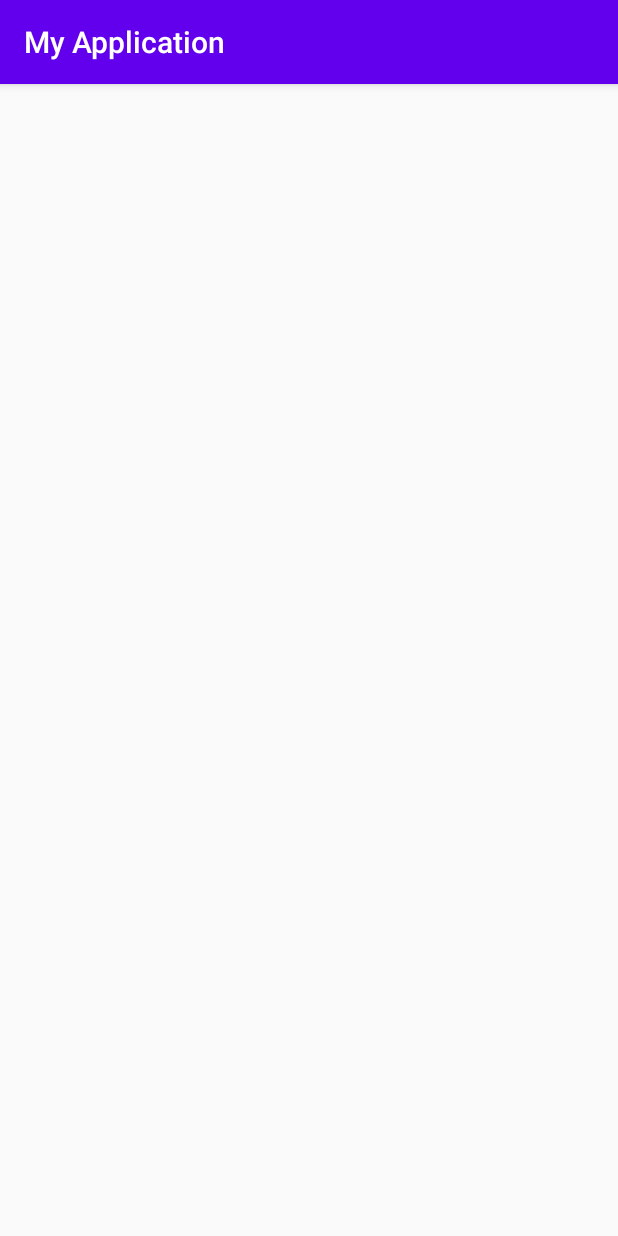
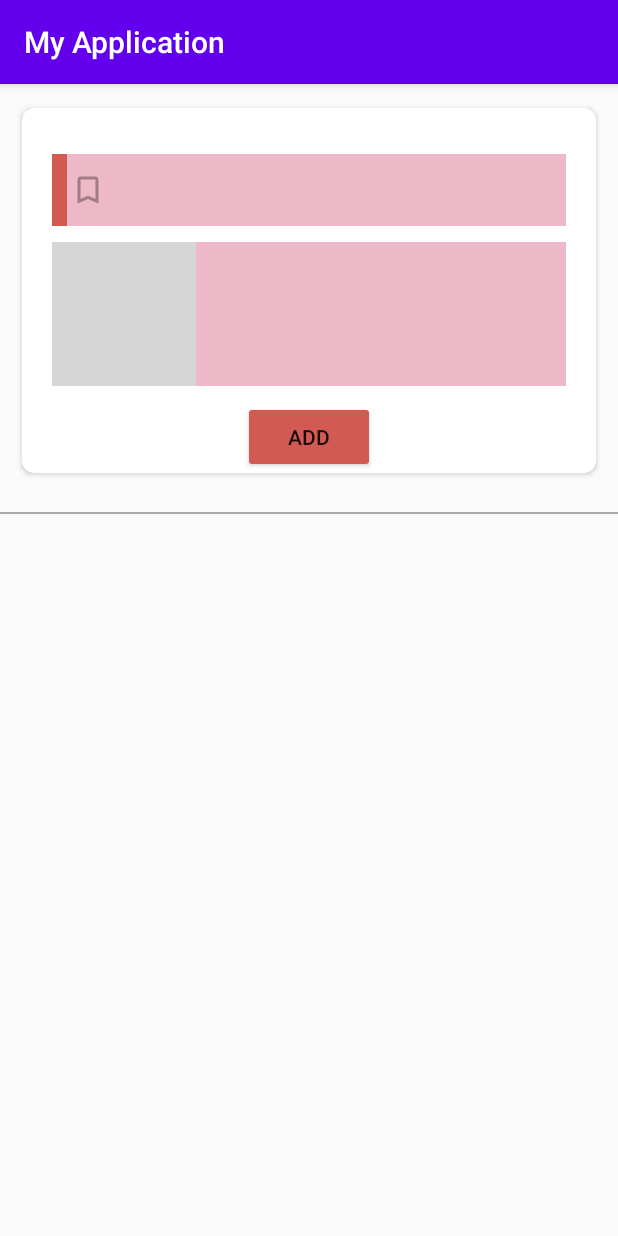
Before and after one commit to LinaRise/VKR_public, an Android app: the SetViewActivity screen opened directly, with no data from a screen before it, on a phone screen of 412 x 824 dp. Run offline under Robolectric (Android 15) with nearby library versions, the phone set to English and light mode, and no system bars; grey boxes are pictures that could not be loaded.

Commit message:
edit set info and update set list view

```diff
--- a/app/src/main/java/com/example/myapplication/database/repo/SettRepo.kt
+++ b/app/src/main/java/com/example/myapplication/database/repo/SettRepo.kt
@@ -15,7 +15,7 @@ class SettRepo(val dbhelper: DBHelper) : IRepository<Sett> {
     lateinit var db: SQLiteDatabase
     override fun create(entity: Sett): Long {
         db = dbhelper.writableDatabase
-        db.setTransactionSuccessful()
+        db.beginTransaction()
         var id = -1L
         try {
             val cv = ContentValues()
--- a/app/src/main/java/com/example/myapplication/database/repo/WordRepo.kt
+++ b/app/src/main/java/com/example/myapplication/database/repo/word/WordRepo.kt
@@ -1,12 +1,13 @@
-package com.example.myapplication.database.repo
+package com.example.myapplication.database.repo.word
 
 import android.content.ContentValues
 import android.database.sqlite.SQLiteDatabase
 import com.example.myapplication.database.DBHelper
 import com.example.myapplication.database.TablesAndColumns
+import com.example.myapplication.database.repo.IRepository
 import com.example.myapplication.entity.Word
 
-class WordRepo(val dbhelper: DBHelper):IRepository<Word> {
+class WordRepo(val dbhelper: DBHelper): IRepository<Word> {
     lateinit var db: SQLiteDatabase
     override fun create(entity: Word): Long {
         db = dbhelper.writableDatabase
--- a/app/src/main/java/com/example/myapplication/ui/list/ListPagePresenter.kt
+++ b/app/src/main/java/com/example/myapplication/ui/list/ListPagePresenter.kt
@@ -1,8 +1,7 @@
 package com.example.myapplication.ui.list
 
-import android.util.Log
 import com.example.myapplication.database.DBHelper
-import com.example.myapplication.database.repo.LanguageRepo
+import com.example.myapplication.database.repo.language.LanguageRepo
 import com.example.myapplication.database.repo.SettRepo
 import com.example.myapplication.entity.Sett
 
@@ -16,7 +15,6 @@ class ListPagePresenter(view: IListPageView, dbhelper: DBHelper) {
     fun loadData() {
         //обращение к бд
         val setList = mSettRepo.getAll()
-
 
         if (setList != null) {
             var languagesList = LinkedHashMap <Sett, List<String>>()
--- /dev/null
+++ b/app/src/main/java/com/example/myapplication/ui/setCreate/ISetInputData.kt
@@ -0,0 +1,5 @@
+package com.example.myapplication.ui.setCreate
+
+interface ISetInputData {
+    fun onInputedData(list:ArrayList<String>)
+}
--- a/app/src/main/java/com/example/myapplication/ui/setCreate/SetUpDialog.kt
+++ b/app/src/main/java/com/example/myapplication/ui/setCreate/SetUpDialog.kt
@@ -15,8 +15,7 @@ import com.example.myapplication.R
 class SetUpDialog : AppCompatDialogFragment() {
 
     companion object {
-        private val LANGAUGES = arrayListOf<String>("Russian", "English", "Chinese", "German")
-
+        private val LANGAUGES = arrayListOf<String>("Russian", "English", "French", "German","Czech")
     }
 
     private var editTextTitle: EditText? = null
@@ -50,7 +49,7 @@ class SetUpDialog : AppCompatDialogFragment() {
             requireContext(), R.array.available_translation_languages, android.R.layout.simple_list_item_1)
         editTextInputLang!!.setAdapter(adapter)
         editTextOutputLang!!.setAdapter(adapter)
-        return alertDialogBuilder.create();
+        return alertDialogBuilder.create()
 
 
     }
--- a/app/src/main/java/com/example/myapplication/ui/setView/SetViewActivity.kt
+++ b/app/src/main/java/com/example/myapplication/ui/setView/SetViewActivity.kt
@@ -8,5 +8,6 @@ class SetViewActivity : AppCompatActivity() {
     override fun onCreate(savedInstanceState: Bundle?) {
         super.onCreate(savedInstanceState)
         setContentView(R.layout.activity_set_view)
+
     }
 }
--- /dev/null
+++ b/app/src/main/java/com/example/myapplication/ui/setView/SetViewPresenter.kt
@@ -0,0 +1,4 @@
+package com.example.myapplication.ui.setView
+
+class SetViewPresenter {
+}
--- a/app/src/main/res/layout/activity_set_view.xml
+++ b/app/src/main/res/layout/activity_set_view.xml
@@ -1,9 +1,97 @@
 <?xml version="1.0" encoding="utf-8"?>
-<androidx.constraintlayout.widget.ConstraintLayout xmlns:android="http://schemas.android.com/apk/res/android"
+<LinearLayout xmlns:android="http://schemas.android.com/apk/res/android"
     xmlns:app="http://schemas.android.com/apk/res-auto"
-    xmlns:tools="http://schemas.android.com/tools"
+
     android:layout_width="match_parent"
     android:layout_height="match_parent"
-    tools:context=".ui.setView.SetViewActivity">
+    android:orientation="vertical"
+    >
 
-</androidx.constraintlayout.widget.ConstraintLayout>
+    <androidx.cardview.widget.CardView
+        xmlns:card_view="http://schemas.android.com/tools"
+        android:id="@+id/word_add_cardview"
+        android:layout_width="match_parent"
+        android:layout_height="wrap_content"
+        android:layout_margin="10dp"
+        app:cardCornerRadius="8dp"
+        card_view:contentPadding="10dp"
+        app:cardElevation="2dp"
+        app:cardUseCompatPadding="true">
+
+
+
+        <LinearLayout
+            android:layout_marginLeft="20dp"
+            android:layout_marginTop="20dp"
+            android:layout_marginRight="20dp"
+            android:layout_width="match_parent"
+            android:layout_height="match_parent"
+            android:orientation="vertical">
+
+            <com.google.android.material.textfield.TextInputLayout
+                android:layout_width="match_parent"
+                android:layout_height="wrap_content"
+                app:endIconMode="clear_text"
+                app:startIconDrawable="@drawable/ic_term">
+
+                <com.google.android.material.textfield.TextInputEditText
+                    android:id="@+id/original_input"
+                    android:layout_width="match_parent"
+                    android:layout_height="wrap_content"
+                    android:background="@drawable/textview_style1" />
+            </com.google.android.material.textfield.TextInputLayout>
+
+            <LinearLayout
+                android:layout_width="match_parent"
+                android:layout_height="match_parent"
+                android:orientation="vertical">
+
+                <com.google.android.material.textfield.TextInputLayout
+                    android:layout_width="match_parent"
+                    app:endIconMode="clear_text"
+                    android:layout_height="wrap_content"
+                    app:startIconDrawable="@drawable/ic_translated">
+
+                    <com.google.android.material.textfield.TextInputEditText
+                        android:id="@+id/translated_input"
+                        android:layout_width="match_parent"
+                        android:layout_height="wrap_content"
+                        android:background="@drawable/textview_style1"
+                        android:inputType="textCapSentences" />
+                </com.google.android.material.textfield.TextInputLayout>
+                <RelativeLayout
+                    android:layout_marginTop="10dp"
+                    android:layout_width="match_parent"
+                    android:layout_height="wrap_content">
+                    <Button
+                        android:id="@+id/word_add_button"
+                        android:layout_height="wrap_content"
+                        app:backgroundTint="#D15B52"
+                        android:layout_width="wrap_content"
+                        android:text="@string/add_text_on_button"
+                        android:layout_centerHorizontal="true"
+                        android:layout_alignParentEnd="false"/>
+
+                </RelativeLayout>
+            </LinearLayout>
+
+
+
+        </LinearLayout>
+    </androidx.cardview.widget.CardView>
+
+    <View
+        android:layout_width="match_parent"
+        android:layout_height="1dp"
+        android:layout_marginTop="10dp"
+        android:background="@android:color/darker_gray"/>
+
+    <androidx.recyclerview.widget.RecyclerView
+        android:id="@+id/recyclerivew_set_create"
+        android:layout_width="match_parent"
+        android:layout_height="match_parent" />
+
+
+
+
+</LinearLayout>
```
Also changed, not shown: app/src/main/java/com/example/myapplication/database/BackgroundTask.kt (added, +24 -0 lines), app/src/main/java/com/example/myapplication/database/repo/SetWordRepo.kt (+10 -1 lines), app/src/main/java/com/example/myapplication/database/repo/language/LanguageRepo.kt (renamed from app/src/main/java/com/example/myapplication/database/repo/LanguageRepo.kt, +4 -3 lines), app/src/main/java/com/example/myapplication/database/repo/word/WordCreateAsyncTask.kt (added, +39 -0 lines), app/src/main/java/com/example/myapplication/ui/list/ListPageFragment.kt (+31 -10 lines), app/src/main/java/com/example/myapplication/ui/setCreate/SetCorrectInfoDialog.kt (added, +84 -0 lines), app/src/main/java/com/example/myapplication/ui/setCreate/SetCreateActivity.kt (+45 -6 lines), app/src/main/java/com/example/myapplication/ui/setCreate/SetCreatePresenter.kt (+11 -11 lines), app/src/main/res/layout/set_correct_parameters.xml (added, +30 -0 lines).
